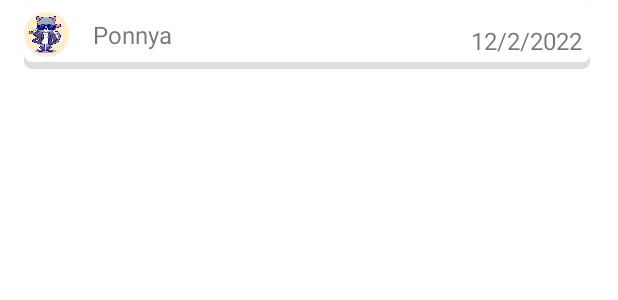
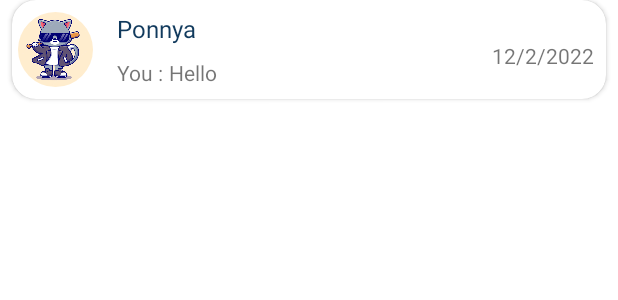
Before and after one commit to Ponnya/PADC_WeChat, an Android app: the layout viewholder_chat_item.xml on its own in the app's theme, with its tools: preview values and no code run, on a phone screen of 412 x 824 dp. Shown: the top 300 px of the screen. Run offline under Robolectric (Android 15) with nearby library versions, the phone set to English and light mode, and no system bars.

Commit message:
-Chat List Data binding(Realtime Firebase)
Signed-off-by: Ponnya <mr.ponnya@gmail.com>

```diff
--- a/app/build.gradle
+++ b/app/build.gradle
@@ -65,6 +65,8 @@ dependencies {
     implementation 'com.google.firebase:firebase-firestore-ktx'
     //Storage
     implementation 'com.google.firebase:firebase-storage'
+    //Database(Realtime)
+    implementation 'com.google.firebase:firebase-database-ktx'
 
     //ReactiveX
     implementation 'io.reactivex.rxjava3:rxandroid:3.0.2'
--- /dev/null
+++ b/app/src/main/java/com/padc/ponnya/wechat/mvp/presenters/ChatFragmentPresenter.kt
@@ -0,0 +1,5 @@
+package com.padc.ponnya.wechat.mvp.presenters
+
+import com.padc.ponnya.wechat.mvp.views.ChatFragmentView
+
+interface ChatFragmentPresenter : BasePresenter<ChatFragmentView>
--- a/app/src/main/java/com/padc/ponnya/wechat/utils/TimeAgoCalculate.kt
+++ b/app/src/main/java/com/padc/ponnya/wechat/utils/TimeAgoCalculate.kt
@@ -16,7 +16,6 @@ fun Long.toDuration(): String {
     for (i in times.indices) {
         val current = times[i]
         val temp = this / current
-        println(temp)
         if (temp > 0) {
             res.append(temp).append(" ").append(timesString[i])
                 .append(if (temp != 1L) "s" else "").append(" ago")
--- a/app/src/main/res/layout/fragment_chat.xml
+++ b/app/src/main/res/layout/fragment_chat.xml
@@ -3,6 +3,7 @@
     xmlns:tools="http://schemas.android.com/tools"
     android:layout_width="match_parent"
     android:layout_height="match_parent"
+    android:background="@color/backgroundChatListColor"
     tools:context=".fragments.ChatFragment">
 
     <androidx.recyclerview.widget.RecyclerView
--- a/app/src/main/res/layout/viewholder_chat_item.xml
+++ b/app/src/main/res/layout/viewholder_chat_item.xml
@@ -1,20 +1,25 @@
 <?xml version="1.0" encoding="utf-8"?>
-<RelativeLayout xmlns:android="http://schemas.android.com/apk/res/android"
+<androidx.cardview.widget.CardView xmlns:android="http://schemas.android.com/apk/res/android"
     xmlns:tools="http://schemas.android.com/tools"
     android:layout_width="match_parent"
     android:layout_height="wrap_content"
-    android:layout_marginStart="@dimen/margin_medium_2"
-    android:layout_marginEnd="@dimen/margin_medium_2"
+    xmlns:app="http://schemas.android.com/apk/res-auto"
+    android:layout_marginStart="@dimen/margin_medium"
+    android:layout_marginEnd="@dimen/margin_medium"
     android:layout_marginBottom="@dimen/margin_medium"
-    android:background="@drawable/rounded_four_corner_select_contact_item">
+    app:cardCornerRadius="@dimen/margin_medium_2">
 
+    <RelativeLayout
+        android:layout_width="match_parent"
+        android:layout_height="match_parent">
 
         <de.hdodenhof.circleimageview.CircleImageView
             android:id="@+id/imgProfile"
-        android:layout_width="@dimen/width_height_chat_profile_image"
-        android:layout_height="@dimen/width_height_chat_profile_image"
+            android:layout_width="@dimen/width_height_contact_profile"
+            android:layout_height="@dimen/width_height_contact_profile"
             android:layout_gravity="center"
             android:layout_marginTop="@dimen/margin_medium"
+            android:layout_marginStart="@dimen/margin_small"
             android:layout_marginBottom="@dimen/margin_medium"
             android:src="@drawable/moment_testing_image" />
 
@@ -22,14 +27,30 @@
             android:id="@+id/txtChatName"
             android:layout_width="wrap_content"
             android:layout_height="wrap_content"
-        android:layout_alignTop="@id/imgProfile"
-        android:layout_alignBottom="@id/imgProfile"
-        android:layout_gravity="center"
             android:layout_marginStart="@dimen/margin_medium_2"
             android:layout_toEndOf="@id/imgProfile"
+            android:layout_marginTop="@dimen/margin_medium"
+            android:textColor="@color/colorSecondaryLight"
             android:gravity="center"
             android:text="@string/txt_contact_name"
             android:textSize="@dimen/text_regular_2x" />
+
+        <androidx.appcompat.widget.AppCompatTextView
+            android:id="@+id/tvSentBy"
+            android:layout_width="wrap_content"
+            android:layout_height="wrap_content"
+            android:layout_alignStart="@id/txtChatName"
+            android:layout_alignBottom="@id/imgProfile"
+            tools:text="You : " />
+
+        <androidx.appcompat.widget.AppCompatTextView
+            android:id="@+id/tvLatestMessage"
+            android:layout_width="wrap_content"
+            android:layout_height="wrap_content"
+            android:layout_alignBottom="@id/imgProfile"
+            android:layout_toStartOf="@id/txtLastChatDateTime"
+            android:layout_toEndOf="@id/tvSentBy"
+            tools:text="Hello" />
 
         <androidx.appcompat.widget.AppCompatTextView
             android:id="@+id/txtLastChatDateTime"
@@ -41,7 +62,7 @@
             android:layout_marginTop="@dimen/margin_medium"
             android:layout_marginEnd="@dimen/margin_medium"
             android:gravity="center"
-        android:textSize="@dimen/text_regular_2x"
             tools:text="12/2/2022" />
+    </RelativeLayout>
 
-</RelativeLayout>
+</androidx.cardview.widget.CardView>
--- a/app/src/main/res/values/colors.xml
+++ b/app/src/main/res/values/colors.xml
@@ -15,4 +15,5 @@
     <color name="colorChat">#F3F3F3</color>
     <color name="light_dark_text_color">#888888</color>
     <color name="otp_color">#FCFCFC</color>
+    <color name="backgroundChatListColor">#F9F9F9</color>
 </resources>
```
Also changed, not shown: app/src/main/java/com/padc/ponnya/wechat/data/models/WeChatModel.kt (+11 -2 lines), app/src/main/java/com/padc/ponnya/wechat/data/models/WeChatModelImpl.kt (+16 -0 lines), app/src/main/java/com/padc/ponnya/wechat/data/vos/UserVO.kt (+16 -0 lines), app/src/main/java/com/padc/ponnya/wechat/fragments/ChatFragment.kt (+13 -2 lines), app/src/main/java/com/padc/ponnya/wechat/mvp/presenters/impl/ChatFragmentPresenterImpl.kt (added, +12 -0 lines), app/src/main/java/com/padc/ponnya/wechat/mvp/views/ChatFragmentView.kt (added, +7 -0 lines), app/src/main/java/com/padc/ponnya/wechat/network/FirebaseApi.kt (+10 -1 lines), app/src/main/java/com/padc/ponnya/wechat/network/FirebaseApiImpl.kt (renamed from app/src/main/java/com/padc/ponnya/wechat/network/FirestoreFirebaseApiImpl.kt, +86 -7 lines), app/src/main/java/com/padc/ponnya/wechat/utils/ConstData.kt (+9 -0 lines), app/src/main/java/com/padc/ponnya/wechat/viewholders/ChatItemViewHolder.kt (+14 -0 lines). Lines whose indentation alone changed are shown as unchanged.
